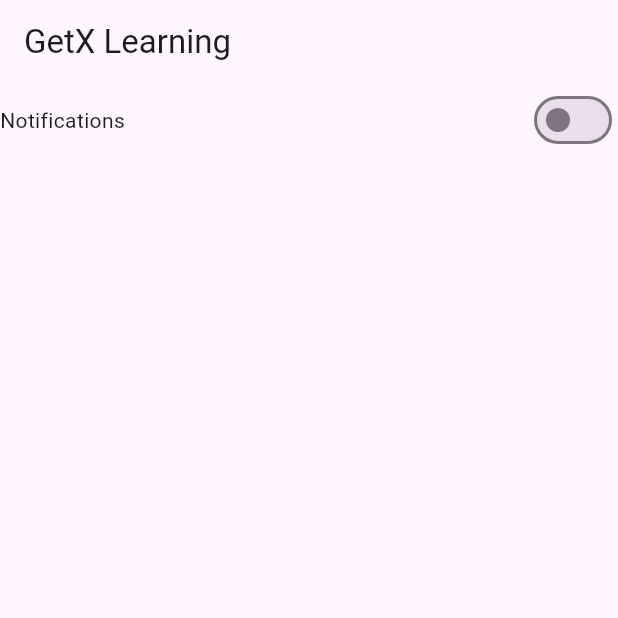
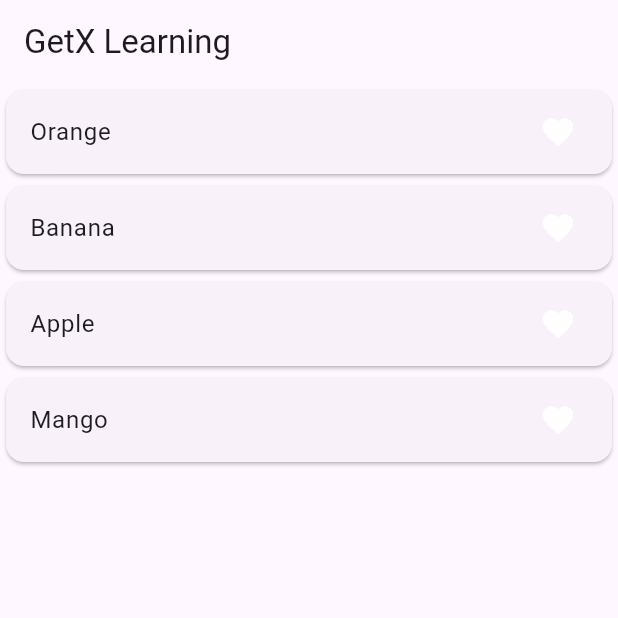
Before and after one commit to ammarabid29/Flutter-GetX, a Flutter app: the screen it shows after launch, on a phone screen of 412 x 824 dp, the top half of it. Run offline on Flutter 3.47's test engine with Material 3 defaults, Android fonts, the phone set to English and light mode, and no system bars; our stand-ins replace get.

Commit message:
GetX set favorites

```diff
--- /dev/null
+++ b/lib/favorite_controller.dart
@@ -0,0 +1,14 @@
+import 'package:get/get.dart';
+
+class FavoriteController extends GetxController {
+  RxList<String> fruitsList = ["Orange", "Banana", "Apple", "Mango"].obs;
+  RxList tempFruitsList = [].obs;
+
+  addToFavorite(String value) {
+    tempFruitsList.add(value);
+  }
+
+  removeFromFavorite(String value) {
+    tempFruitsList.remove(value);
+  }
+}
--- a/lib/home_screen.dart
+++ b/lib/home_screen.dart
@@ -1,5 +1,5 @@
 import 'package:flutter/material.dart';
-import 'package:flutter_getx/notification_controller.dart';
+import 'package:flutter_getx/favorite_controller.dart';
 import 'package:get/get.dart';
 
 class HomeScreen extends StatefulWidget {
@@ -10,8 +10,8 @@ class HomeScreen extends StatefulWidget {
 }
 
 class _HomeScreenState extends State<HomeScreen> {
-  NotificationsController notificationsController = Get.put(
-    NotificationsController(),
+  FavoriteController favoriteController = Get.put(
+    FavoriteController(),
   );
 
   @override
@@ -20,23 +20,34 @@ class _HomeScreenState extends State<HomeScreen> {
       appBar: AppBar(
         title: const Text("GetX Learning"),
       ),
-      body: Column(
-        children: [
-          Row(
-            mainAxisAlignment: MainAxisAlignment.spaceBetween,
-            children: [
-              const Text("Notifications"),
-              Obx(
-                () => Switch(
-                  value: notificationsController.notifications.value,
-                  onChanged: (value) {
-                    notificationsController.setNotifications(value);
-                  },
+      body: ListView.builder(
+        itemCount: favoriteController.fruitsList.length,
+        itemBuilder: (context, index) {
+          return Card(
+            child: ListTile(
+              onTap: () {
+                if (favoriteController.tempFruitsList
+                    .contains(favoriteController.fruitsList[index])) {
+                  favoriteController
+                      .removeFromFavorite(favoriteController.fruitsList[index]);
+                } else {
+                  favoriteController
+                      .addToFavorite(favoriteController.fruitsList[index]);
+                }
+              },
+              title: Text(favoriteController.fruitsList[index]),
+              trailing: Obx(
+                () => Icon(
+                  Icons.favorite,
+                  color: favoriteController.tempFruitsList
+                          .contains(favoriteController.fruitsList[index])
+                      ? Colors.red
+                      : Colors.white,
                 ),
               ),
-            ],
-          )
-        ],
+            ),
+          );
+        },
       ),
     );
   }
--- a/lib/notification_controller.dart
+++ /dev/null
@@ -1,9 +0,0 @@
-import 'package:get/get.dart';
-
-class NotificationsController extends GetxController {
-  RxBool notifications = false.obs;
-
-  setNotifications(bool value) {
-    notifications.value = value;
-  }
-}
```
